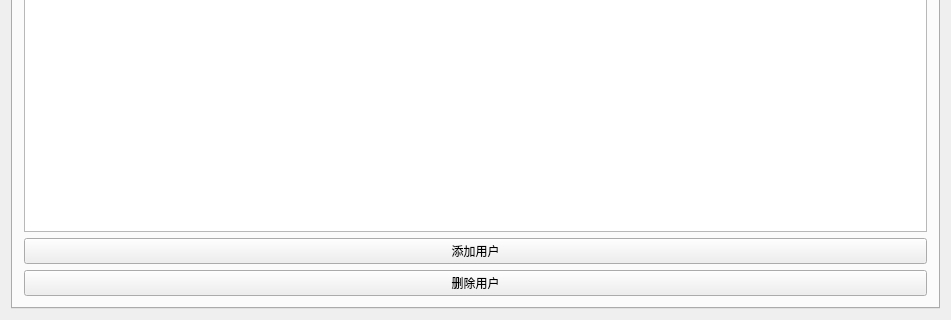
First picture: the form in src/mainwindow.ui, repository wodelover/KaoQinSystem, before the edit; both pictures show x 0 to 951 and y 382 to 702 of the 951 by 702 pixel window.
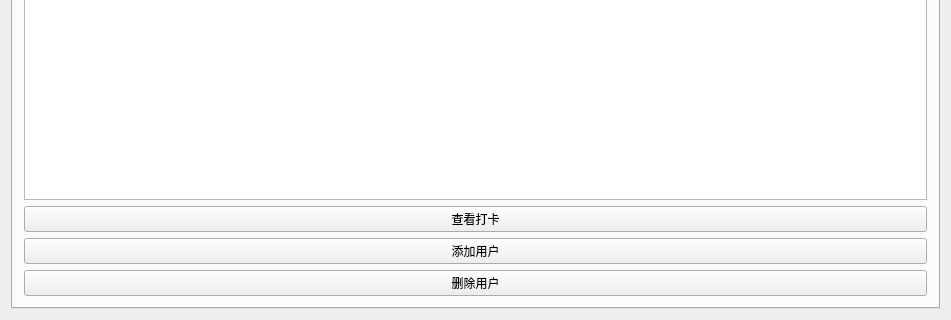
Second picture: the form after the edit.

Commit message: add user daka record

```diff
--- a/src/mainwindow.ui
+++ b/src/mainwindow.ui
@@ -33,6 +33,13 @@
         <item>
          <widget class="QTableWidget" name="table"/>
         </item>
+        <item>
+         <widget class="QPushButton" name="dakaInfo">
+          <property name="text">
+           <string>查看打卡</string>
+          </property>
+         </widget>
+        </item>
         <item>
          <widget class="QPushButton" name="adduser">
           <property name="text">
```
The commit also changes 6 other files.
